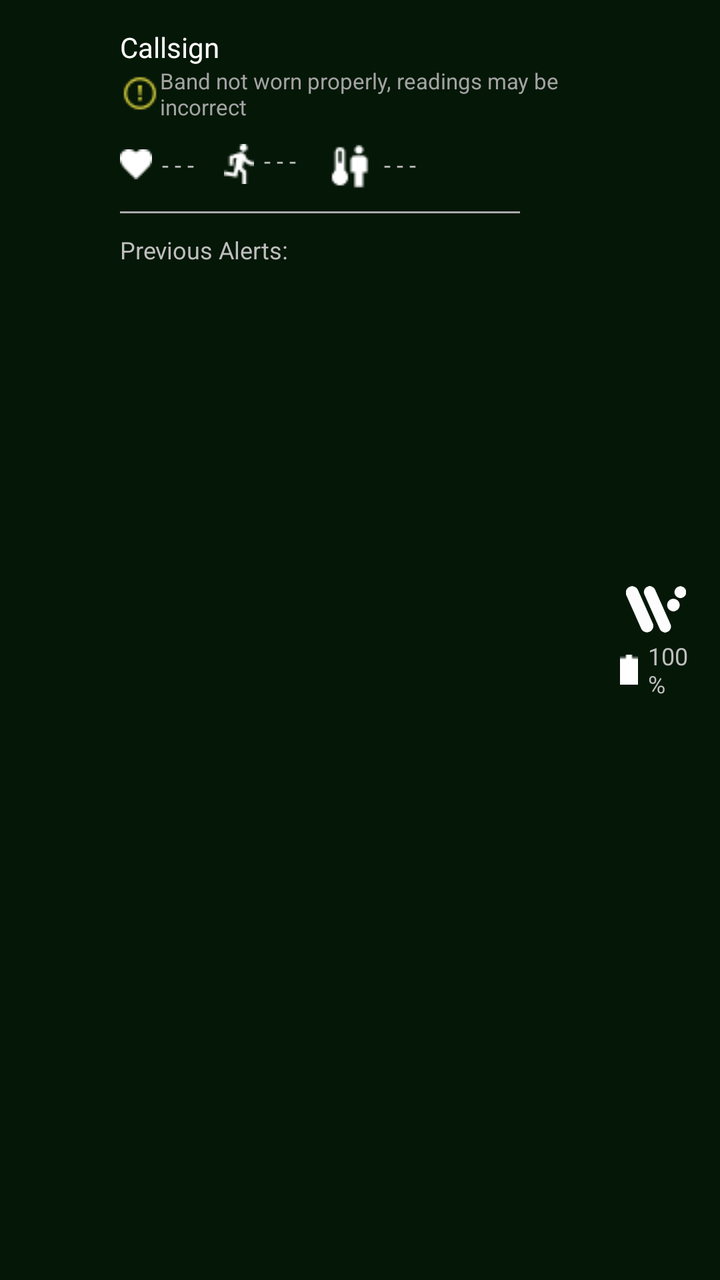
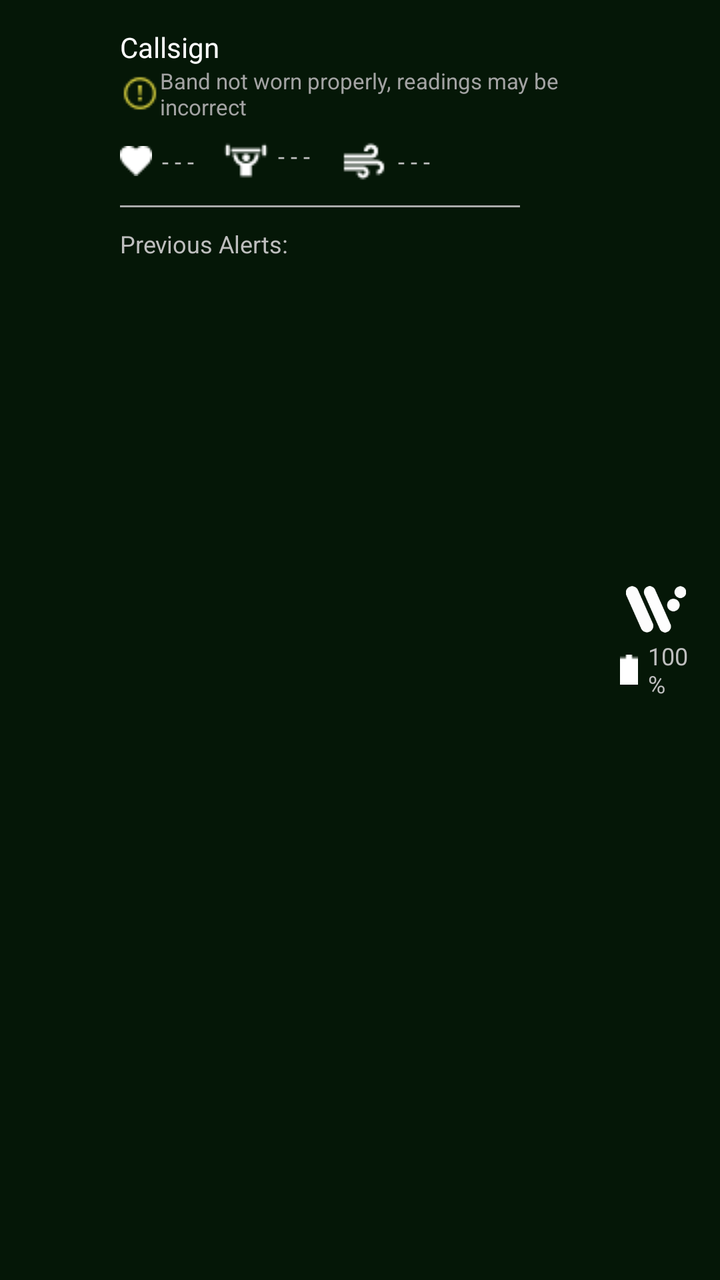

Before-and-after screenshots of an Android layout around one commit, followed by the original layout XML and the change that was made.
<!-- AndroidManifest.xml: application theme AppTheme -->
<!-- res/layout/custom_group_view.xml -->
<?xml version="1.0" encoding="utf-8"?>
<LinearLayout
    xmlns:android="http://schemas.android.com/apk/res/android"
    xmlns:tools="http://schemas.android.com/tools"
    android:layout_width="match_parent"
    android:layout_height="wrap_content"
    android:orientation="horizontal"
    android:paddingVertical="10dp"
    tools:ignore="UselessParent"
    android:background="@color/greenbg"
    style="@style/AppTheme">

    <ImageView
        android:id="@+id/alertIcon"
        android:layout_width="25dp"
        android:layout_height="25dp"
        android:layout_marginStart="25dp"
        android:layout_marginEnd="10dp"
        android:src="@drawable/danger"
        tools:ignore="ContentDescription"
        android:layout_gravity="center_vertical"
        android:visibility="invisible"/>

    <LinearLayout
        android:id="@+id/nameAndAlerts"
        android:layout_width="wrap_content"
        android:layout_height="wrap_content"
        android:orientation="vertical"
        android:layout_marginTop="4dp">

        <TextView
            android:id="@+id/textCallsign"
            android:layout_width="wrap_content"
            android:layout_height="wrap_content"
            android:textSize="14sp"
            android:text="Callsign"
            android:textColor="@color/white"
            tools:ignore="RtlHardcoded"/>

        <TextView
            android:id="@+id/textisFalsePositive"
            android:layout_width="250dp"
            android:layout_height="wrap_content"
            android:textSize="11sp"
            android:text="Band not worn properly, readings may be incorrect"
            android:textColor="@color/light_gray"
            tools:ignore="RtlHardcoded"
            android:paddingBottom="3dp"
            android:drawableStart="@drawable/isfalsepositive"
            android:visibility = "visible"/>

        <TextView
            android:id="@+id/textLastConnected"
            android:layout_width="wrap_content"
            android:layout_height="wrap_content"
            android:textSize="13sp"
            android:text="Last connected X minutes ago"
            android:textColor="@color/light_gray"
            tools:ignore="RtlHardcoded"
            android:paddingBottom="7dp"
            android:visibility="gone"/>

        <LinearLayout
            android:id="@+id/healthData"
            android:layout_width="wrap_content"
            android:layout_height="wrap_content"
            android:gravity="center_vertical"
            android:paddingTop="5dp">

            <TextView
                android:id="@+id/textHeartRate"
                android:layout_width="wrap_content"
                android:layout_height="wrap_content"
                android:textSize="12sp"
                tools:ignore="RtlHardcoded"
                android:text="- - -"
                android:layout_marginEnd="15dp"
                android:drawableStart="@drawable/heartrate"
                android:drawablePadding="5dp"/>

            <TextView
                android:id="@+id/textExertion"
                android:layout_width="wrap_content"
                android:layout_height="wrap_content"
                android:textSize="12sp"
                tools:ignore="RtlHardcoded"
                android:text="- - -"
                android:layout_marginEnd="15dp"
                android:drawableStart="@drawable/exertion"
                android:drawablePadding="5dp"/>

            <TextView
                android:id="@+id/textCoreBodyTemp"
                android:layout_width="wrap_content"
                android:layout_height="wrap_content"
                android:drawableStart="@drawable/corebodytemp"
                android:text="- - -"
                android:textSize="12sp"
                android:gravity="center_vertical"
                tools:ignore="RtlHardcoded"
                android:drawablePadding="0dp"/>
        </LinearLayout>

        <RelativeLayout
            android:id="@+id/expandedHealthData"
            android:layout_width="wrap_content"
            android:layout_height="wrap_content"
            android:layout_marginTop="3dp"
            android:gravity="center_vertical"
            android:visibility="gone">

            <TextView
                android:id="@+id/textCaloricBurnRate"
                android:layout_width="wrap_content"
                android:layout_height="wrap_content"
                android:textSize="12sp"
                tools:ignore="RtlHardcoded"
                android:text="- - -"
                android:layout_marginEnd="15dp"
                android:drawableStart="@drawable/calories"
                android:drawablePadding="5dp"/>

            <TextView
                android:id="@+id/textHrlv"
                android:layout_width="wrap_content"
                android:layout_height="wrap_content"
                android:textSize="12sp"
                tools:ignore="RtlHardcoded"
                android:text="- - -"
                android:layout_marginEnd="15dp"
                android:drawableStart="@drawable/hrlv"
                android:drawablePadding="5dp"
                android:layout_toEndOf="@id/textCaloricBurnRate"/>

            <TextView
                android:id="@+id/textVo2"
                android:layout_width="wrap_content"
                android:layout_height="wrap_content"
                android:drawableStart="@drawable/vo2"
                android:text="- - -"
                android:textSize="12sp"
                tools:ignore="RtlHardcoded"
                android:layout_marginEnd="15dp"
                android:drawablePadding="5dp"
                android:layout_toEndOf="@id/textHrlv"/>

            <TextView
                android:id="@+id/textHrv"
                android:layout_width="wrap_content"
                android:layout_height="wrap_content"
                android:drawableStart="@drawable/hrv"
                android:text="- - -"
                android:textSize="12sp"
                tools:ignore="RtlHardcoded"
                android:drawablePadding="5dp"
                android:layout_marginTop="3dp"
                android:layout_below="@id/textCaloricBurnRate"/>
        </RelativeLayout>

        <LinearLayout
            android:layout_width="wrap_content"
            android:layout_height="wrap_content"
            android:id="@+id/previousAlert"
            android:layout_marginTop="10dp"
            android:orientation="vertical">
            <View
                android:layout_width="200dp"
                android:layout_height="1dp"
                android:background="@android:color/darker_gray"/>

            <TextView
                android:layout_width="wrap_content"
                android:layout_height="wrap_content"
                android:text="@string/previous_alerts"
                android:textSize="12sp"
                android:layout_marginTop="10dp"/>

        </LinearLayout>

    </LinearLayout>

    <RelativeLayout
        android:layout_width="wrap_content"
        android:layout_height="wrap_content"
        android:layout_gravity="center_vertical"
        android:layout_marginEnd="10dp"
        android:orientation="vertical">

        <ImageView
            android:id="@+id/iconWearableLogo"
            android:layout_width="30dp"
            android:layout_height="30dp"
            android:src="@drawable/wearos"
            android:layout_marginEnd="7dp"
            android:layout_alignParentEnd="true"/>

        <TextView
            android:id="@+id/textBattery"
            android:layout_width="wrap_content"
            android:layout_height="wrap_content"
            android:textSize="12sp"
            android:text="100%"
            tools:ignore="RtlHardcoded"
            android:layout_below="@id/iconWearableLogo"
            android:layout_alignParentEnd="true"
            android:drawableStart="@drawable/battery"
            android:drawablePadding="5dp"/>


    </RelativeLayout>





</LinearLayout>
<!-- resources referenced by this layout -->
<resources>
  <color name="greenbg">#202BB73B</color>
  <color name="light_gray">#A3A3A3</color>
  <color name="white">#ffffff</color>
  <!-- drawable battery: png bitmap (drawable, 158 bytes) -->
  <!-- drawable calories: png bitmap (drawable, 372 bytes) -->
  <!-- drawable corebodytemp: png bitmap (drawable, 384 bytes) -->
  <!-- drawable danger: png bitmap (drawable, 1175 bytes) -->
  <!-- drawable exertion: png bitmap (drawable, 350 bytes) -->
  <!-- drawable heartrate: png bitmap (drawable, 255 bytes) -->
  <!-- drawable hrlv: png bitmap (drawable, 381 bytes) -->
  <!-- drawable hrv: png bitmap (drawable, 371 bytes) -->
  <!-- drawable isfalsepositive: png bitmap (drawable, 552 bytes) -->
  <!-- drawable vo2: png bitmap (drawable, 362 bytes) -->
  <!-- drawable wearos: png bitmap (drawable, 4659 bytes) -->
  <string name="previous_alerts">Previous Alerts:</string>
  <style name="AppTheme" parent="@android:style/Theme.Holo">
          <item name="android:buttonStyle">@android:style/Widget.Button</item>
          <item name="android:imageButtonStyle">@android:style/Widget.Button</item>
          <item name="android:buttonStyleToggle">@android:style/Widget.Button</item>
          <item name="android:spinnerStyle">@style/ATAKSpinner</item>
          <item name="android:spinnerItemStyle">@style/ATAKSpinnerItem</item>
          <item name="android:editTextStyle">@style/ATAKEditText</item>
      </style>
  <style name="ATAKSpinner" parent="@android:style/Widget.Spinner">
          <item name="android:spinnerMode">dialog</item>
      </style>
  <style name="ATAKSpinnerItem" parent="@style/AppTheme">
          <item name="android:textColor">@android:color/black</item>
      </style>
  <style name="ATAKEditText" parent="@android:style/Widget.EditText">
          
          
  
          
          <item name="android:imeOptions">flagNoFullscreen</item>
      </style>
</resources>

<!-- the commit's change to res/layout/custom_group_view.xml (unified diff, before → after) -->
@@ -88,17 +88,28 @@
                 android:layout_marginEnd="15dp"
                 android:drawableStart="@drawable/exertion"
                 android:drawablePadding="5dp"/>
-
-            <TextView
-                android:id="@+id/textCoreBodyTemp"
-                android:layout_width="wrap_content"
-                android:layout_height="wrap_content"
-                android:drawableStart="@drawable/corebodytemp"
-                android:text="- - -"
-                android:textSize="12sp"
+            <TextView
+                android:id="@+id/textVo2"
+                android:layout_width="wrap_content"
+                android:layout_height="wrap_content"
+                android:drawableStart="@drawable/vo2"
+                android:text="- - -"
+                android:textSize="12sp"
+                tools:ignore="RtlHardcoded"
                 android:gravity="center_vertical"
-                tools:ignore="RtlHardcoded"
-                android:drawablePadding="0dp"/>
+                android:drawablePadding="5dp"
+                android:layout_toEndOf="@id/textHrlv"/>
+
+
+
+
+
+
+
+
+
+
+
         </LinearLayout>
 
         <RelativeLayout
@@ -132,17 +143,17 @@
                 android:drawablePadding="5dp"
                 android:layout_toEndOf="@id/textCaloricBurnRate"/>
 
-            <TextView
-                android:id="@+id/textVo2"
-                android:layout_width="wrap_content"
-                android:layout_height="wrap_content"
-                android:drawableStart="@drawable/vo2"
-                android:text="- - -"
-                android:textSize="12sp"
-                tools:ignore="RtlHardcoded"
-                android:layout_marginEnd="15dp"
-                android:drawablePadding="5dp"
-                android:layout_toEndOf="@id/textHrlv"/>
+
+
+
+
+
+
+
+
+
+
+
 
             <TextView
                 android:id="@+id/textHrv"
<!-- resource entries referenced after the edit -->
@@ -5,9 +5,8 @@
   <color name="white">#ffffff</color>
   <!-- drawable battery: png bitmap (drawable, 158 bytes) -->
   <!-- drawable calories: png bitmap (drawable, 372 bytes) -->
-  <!-- drawable corebodytemp: png bitmap (drawable, 384 bytes) -->
   <!-- drawable danger: png bitmap (drawable, 1175 bytes) -->
-  <!-- drawable exertion: png bitmap (drawable, 350 bytes) -->
+  <!-- drawable exertion: png bitmap (drawable, 379 bytes) -->
   <!-- drawable heartrate: png bitmap (drawable, 255 bytes) -->
   <!-- drawable hrlv: png bitmap (drawable, 381 bytes) -->
   <!-- drawable hrv: png bitmap (drawable, 371 bytes) -->
